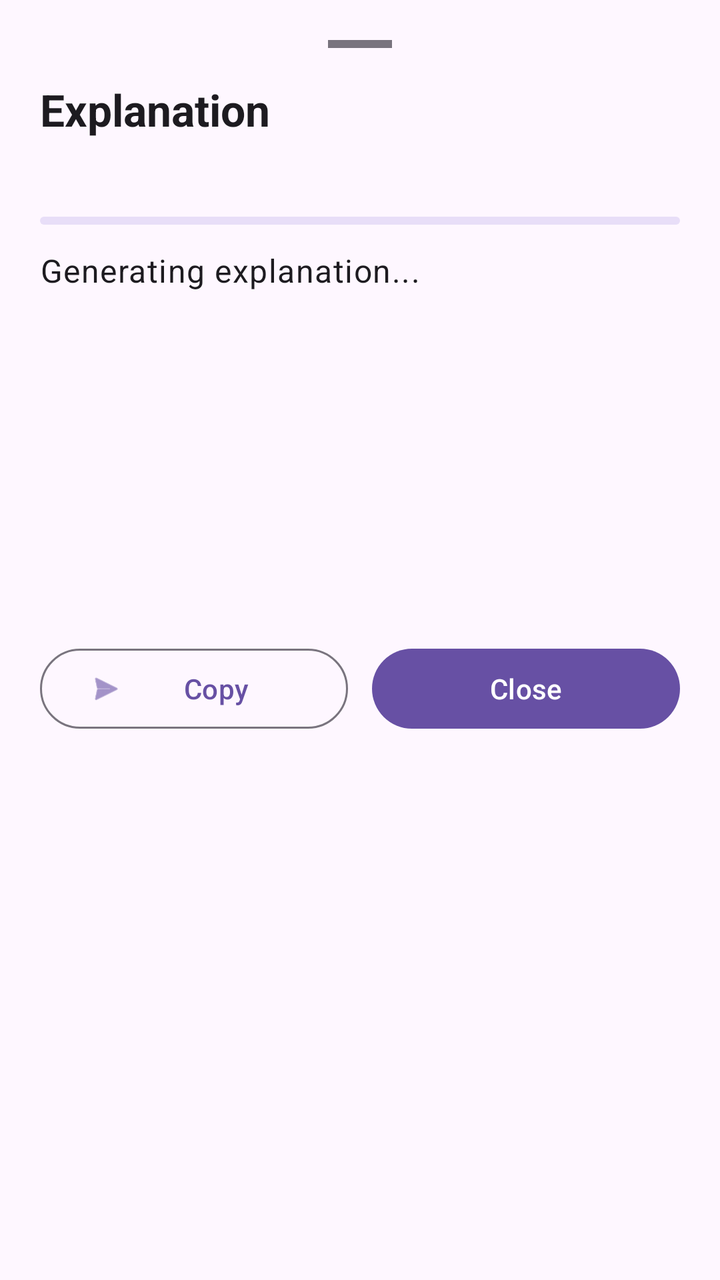
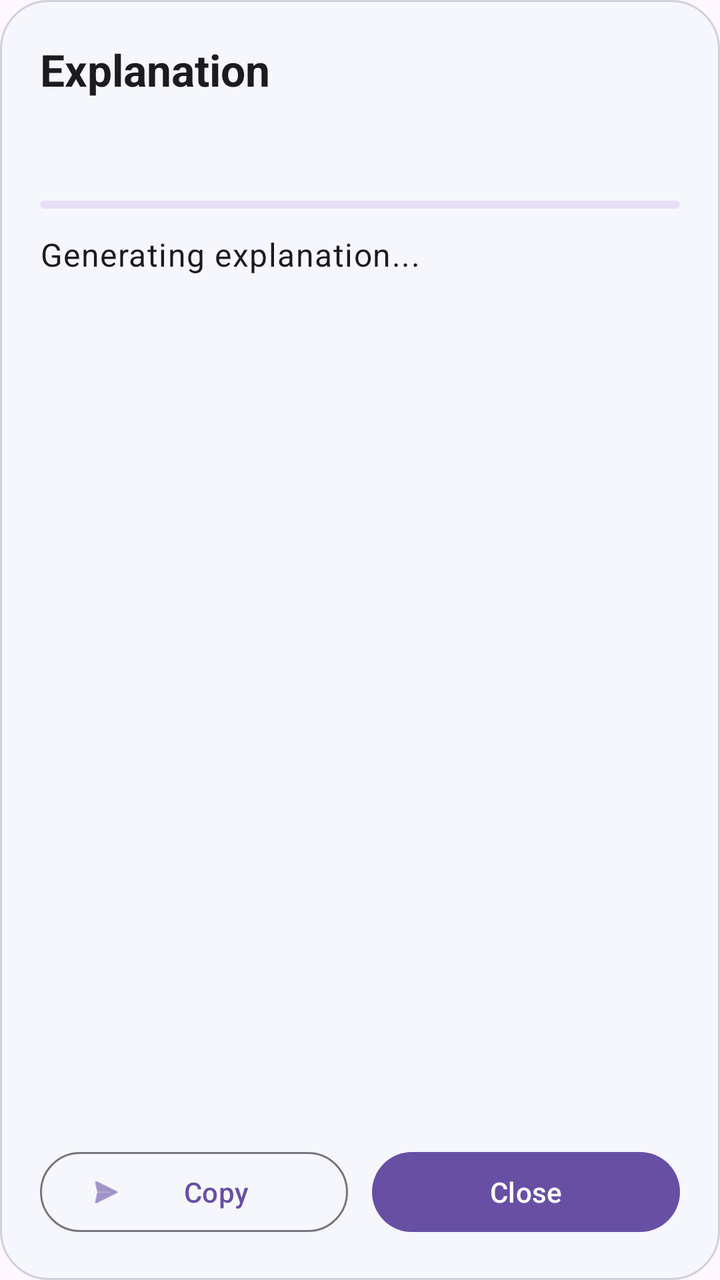

An Android layout rendered at two revisions. The XML below is the earlier revision; the diff shows what the commit changed to produce the second picture.
<!-- AndroidManifest.xml: application theme Theme.PeaceSpace -->
<!-- res/layout/bottom_sheet_explanation.xml -->
<?xml version="1.0" encoding="utf-8"?>
<LinearLayout xmlns:android="http://schemas.android.com/apk/res/android"
    xmlns:app="http://schemas.android.com/apk/res-auto"
    android:layout_width="match_parent"
    android:layout_height="wrap_content"
    android:orientation="vertical"
    android:padding="20dp"
    android:background="?attr/colorSurface">

    <View
        android:layout_width="32dp"
        android:layout_height="4dp"
        android:layout_gravity="center_horizontal"
        android:layout_marginBottom="16dp"
        android:background="?attr/colorOutline" />

    <TextView
        android:id="@+id/tv_selected_text_title"
        android:layout_width="match_parent"
        android:layout_height="wrap_content"
        android:text="Explanation"
        android:textAppearance="?attr/textAppearanceTitleLarge"
        android:textStyle="bold" />

    <TextView
        android:id="@+id/tv_selected_text"
        android:layout_width="match_parent"
        android:layout_height="wrap_content"
        android:layout_marginTop="8dp"
        android:textAppearance="?attr/textAppearanceBodyMedium"
        android:textColor="?attr/colorPrimary"
        android:textStyle="italic" />

    <com.google.android.material.progressindicator.LinearProgressIndicator
        android:id="@+id/progress_indicator"
        android:layout_width="match_parent"
        android:layout_height="wrap_content"
        android:layout_marginTop="12dp"
        android:indeterminate="true" />

    <androidx.core.widget.NestedScrollView
        android:id="@+id/nested_scroll_view"
        android:layout_width="match_parent"
        android:layout_height="180dp"
        android:layout_marginTop="12dp"
        android:fillViewport="true">

        <TextView
            android:id="@+id/tv_explanation_result"
            android:layout_width="match_parent"
            android:layout_height="wrap_content"
            android:text="Generating explanation..."
            android:textAppearance="?attr/textAppearanceBodyLarge" />
    </androidx.core.widget.NestedScrollView>

    <LinearLayout
        android:layout_width="match_parent"
        android:layout_height="wrap_content"
        android:layout_marginTop="16dp"
        android:orientation="horizontal">

        <com.google.android.material.button.MaterialButton
            android:id="@+id/btn_copy"
            style="@style/Widget.Material3.Button.OutlinedButton"
            android:layout_width="0dp"
            android:layout_height="wrap_content"
            android:layout_weight="1"
            android:text="Copy"
            app:icon="@android:drawable/ic_menu_send" />

        <Space
            android:layout_width="12dp"
            android:layout_height="wrap_content" />

        <com.google.android.material.button.MaterialButton
            android:id="@+id/btn_close"
            android:layout_width="0dp"
            android:layout_height="wrap_content"
            android:layout_weight="1"
            android:text="Close" />
    </LinearLayout>

</LinearLayout>
<!-- resources referenced by this layout -->
<resources>
  <style name="Theme.PeaceSpace" parent="Theme.Material3.DayNight.NoActionBar">
          
      </style>
</resources>

<!-- the commit's change to res/layout/bottom_sheet_explanation.xml (unified diff, before → after) -->
@@ -2,17 +2,10 @@
 <LinearLayout xmlns:android="http://schemas.android.com/apk/res/android"
     xmlns:app="http://schemas.android.com/apk/res-auto"
     android:layout_width="match_parent"
-    android:layout_height="wrap_content"
+    android:layout_height="match_parent"
     android:orientation="vertical"
     android:padding="20dp"
-    android:background="?attr/colorSurface">
-
-    <View
-        android:layout_width="32dp"
-        android:layout_height="4dp"
-        android:layout_gravity="center_horizontal"
-        android:layout_marginBottom="16dp"
-        android:background="?attr/colorOutline" />
+    android:background="@drawable/explanation_surface">
 
     <TextView
         android:id="@+id/tv_selected_text_title"
@@ -22,35 +15,43 @@
         android:textAppearance="?attr/textAppearanceTitleLarge"
         android:textStyle="bold" />
 
-    <TextView
-        android:id="@+id/tv_selected_text"
-        android:layout_width="match_parent"
-        android:layout_height="wrap_content"
-        android:layout_marginTop="8dp"
-        android:textAppearance="?attr/textAppearanceBodyMedium"
-        android:textColor="?attr/colorPrimary"
-        android:textStyle="italic" />
-
-    <com.google.android.material.progressindicator.LinearProgressIndicator
-        android:id="@+id/progress_indicator"
-        android:layout_width="match_parent"
-        android:layout_height="wrap_content"
-        android:layout_marginTop="12dp"
-        android:indeterminate="true" />
-
     <androidx.core.widget.NestedScrollView
         android:id="@+id/nested_scroll_view"
         android:layout_width="match_parent"
-        android:layout_height="180dp"
+        android:layout_height="0dp"
+        android:layout_weight="1"
         android:layout_marginTop="12dp"
         android:fillViewport="true">
 
-        <TextView
-            android:id="@+id/tv_explanation_result"
+        <LinearLayout
             android:layout_width="match_parent"
             android:layout_height="wrap_content"
-            android:text="Generating explanation..."
-            android:textAppearance="?attr/textAppearanceBodyLarge" />
+            android:orientation="vertical">
+
+            <TextView
+                android:id="@+id/tv_selected_text"
+                android:layout_width="match_parent"
+                android:layout_height="wrap_content"
+                android:layout_marginTop="8dp"
+                android:textAppearance="?attr/textAppearanceBodyMedium"
+                android:textColor="?attr/colorPrimary"
+                android:textStyle="italic" />
+
+            <com.google.android.material.progressindicator.LinearProgressIndicator
+                android:id="@+id/progress_indicator"
+                android:layout_width="match_parent"
+                android:layout_height="wrap_content"
+                android:layout_marginTop="12dp"
+                android:indeterminate="true" />
+
+            <TextView
+                android:id="@+id/tv_explanation_result"
+                android:layout_width="match_parent"
+                android:layout_height="wrap_content"
+                android:layout_marginTop="12dp"
+                android:text="Generating explanation..."
+                android:textAppearance="?attr/textAppearanceBodyLarge" />
+        </LinearLayout>
     </androidx.core.widget.NestedScrollView>
 
     <LinearLayout
<!-- resource entries referenced after the edit -->
@@ -1,7 +1,11 @@
 <!-- resources referenced by this layout -->
 <resources>
+  <!-- drawable explanation_surface (drawable) -->
+  <shape xmlns:android="http://schemas.android.com/apk/res/android"><solid android:color="@color/explanation_surface"/><corners android:radius="24dp"/><stroke android:width="1dp" android:color="@color/explanation_outline"/></shape>
   <style name="Theme.PeaceSpace" parent="Theme.Material3.DayNight.NoActionBar">
           
       </style>
+  <color name="explanation_surface">#E6F5F8FC</color>
+  <color name="explanation_outline">#5579859A</color>
 </resources>
 
